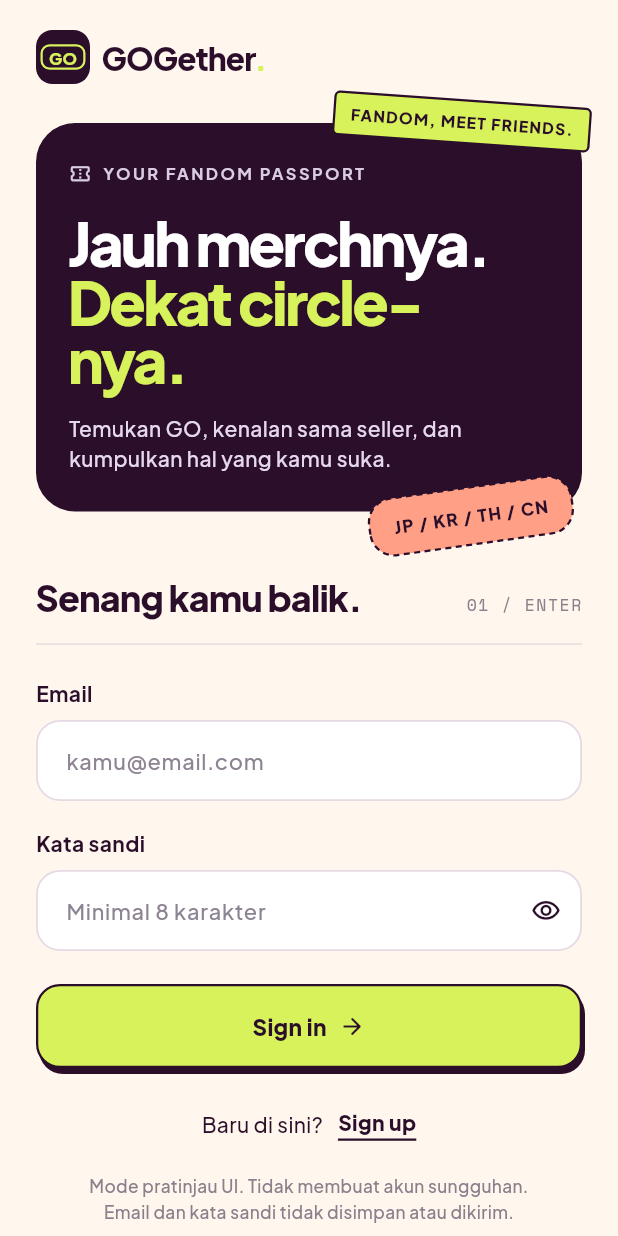
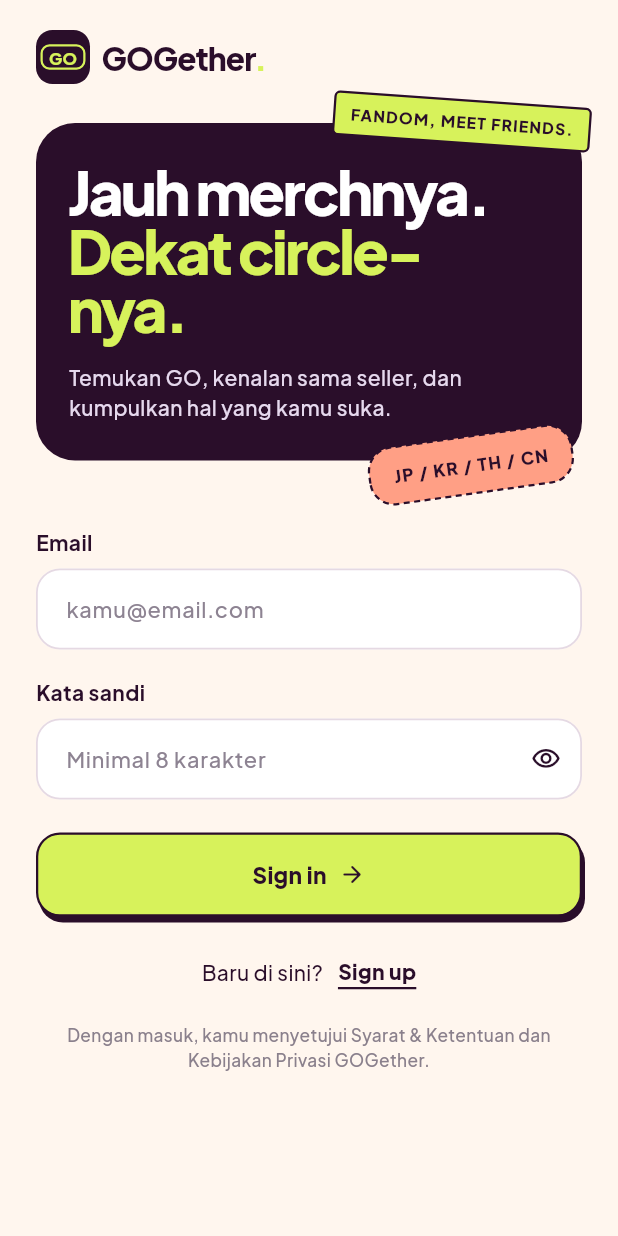
Before and after one commit to alisyiacc/Go-Gether, a Flutter app: the screen it shows after launch, on a phone screen of 412 x 824 dp. Run offline on Flutter 3.47's test engine with Material 3 defaults, Android fonts, the phone set to English and light mode, and no system bars; our stand-ins replace google_fonts, image_picker.

Commit message:
update page sign in

```diff
--- a/lib/features/auth/presentation/pages/sign_in_page.dart
+++ b/lib/features/auth/presentation/pages/sign_in_page.dart
@@ -33,8 +33,8 @@ class _SignInPageState extends State<SignInPage> {
   @override
   Widget build(BuildContext context) {
     return AuthScaffold(
-      title: 'Senang kamu balik.',
-      stepLabel: '01 / ENTER',
+      footnote: 'Dengan masuk, kamu menyetujui Syarat & Ketentuan dan '
+          'Kebijakan Privasi GOGether.',
       children: [
         AuthTextField(
           label: 'Email',
--- a/lib/features/auth/presentation/pages/sign_up_page.dart
+++ b/lib/features/auth/presentation/pages/sign_up_page.dart
@@ -30,16 +30,16 @@ class _SignUpPageState extends State<SignUpPage> {
     super.dispose();
   }
 
-  void _onSignUp() {    ProfileStore.setName(_nameController.text);
-    // Mode pratinjau UI: langsung masuk ke beranda tanpa pendaftaran.
+  void _onSignUp() {
+    ProfileStore.setName(_nameController.text);
+    // TODO: sambungkan ke pendaftaran akun sebelum rilis.
     Navigator.of(context).pushReplacementNamed('/home');
   }
 
   @override
   Widget build(BuildContext context) {
     return AuthScaffold(
-      title: 'Bikin paspormu.',
-      stepLabel: '02 / JOIN',
+      footnote: 'Nama panggilanmu bisa diubah kapan saja di Pengaturan akun.',
       children: [
         AuthTextField(
           label: 'Nama panggilan',
@@ -112,7 +112,7 @@ class _AgreementRow extends StatelessWidget {
           const SizedBox(width: 12),
           Expanded(
             child: Text(
-              'Saya setuju mencoba GOGether dalam mode pratinjau.',
+              'Saya setuju dengan Syarat & Ketentuan dan Kebijakan Privasi GOGether.',
               style: GoogleFonts.plusJakartaSans(
                 fontSize: 14,
                 height: 1.35,
--- a/lib/features/auth/presentation/widgets/auth_scaffold.dart
+++ b/lib/features/auth/presentation/widgets/auth_scaffold.dart
@@ -2,22 +2,19 @@ import 'package:flutter/material.dart';
 import 'package:google_fonts/google_fonts.dart';
 
 import '../../../../core/theme/app_colors.dart';
-import '../../../../core/theme/app_theme.dart';
 import '../../../../shared/widgets/gogether_logo.dart';
 import 'passport_hero_card.dart';
 
 /// Kerangka bersama halaman Sign in & Sign up:
-/// logo, hero card, judul section, [children] (form), dan catatan pratinjau.
+/// logo, hero card, [children] (form), dan catatan kecil [footnote].
 class AuthScaffold extends StatelessWidget {
   const AuthScaffold({
     super.key,
-    required this.title,
-    required this.stepLabel,
+    required this.footnote,
     required this.children,
   });
 
-  final String title;
-  final String stepLabel;
+  final String footnote;
   final List<Widget> children;
 
   @override
@@ -37,36 +34,12 @@ class AuthScaffold extends StatelessWidget {
                   const GogetherLogo(),
                   const SizedBox(height: 26),
                   const PassportHeroCard(),
-                  const SizedBox(height: 40),
-                  Row(
-                    crossAxisAlignment: CrossAxisAlignment.end,
-                    children: [
-                      Expanded(
-                        child: Text(
-                          title,
-                          style: GoogleFonts.plusJakartaSans(
-                            fontSize: 24,
-                            fontWeight: FontWeight.w800,
-                            letterSpacing: -0.6,
-                            color: AppColors.ink,
-                          ),
-                        ),
-                      ),
-                      Padding(
-                        padding: const EdgeInsets.only(bottom: 4),
-                        child: Text(stepLabel, style: AppTheme.mono()),
-                      ),
-                    ],
-                  ),
-                  const SizedBox(height: 14),
-                  const Divider(height: 1, thickness: 1.2, color: AppColors.divider),
-                  const SizedBox(height: 22),
+                  const SizedBox(height: 44),
                   ...children,
                   const SizedBox(height: 22),
                   Center(
                     child: Text(
-                      'Mode pratinjau UI. Tidak membuat akun sungguhan.\n'
-                      'Email dan kata sandi tidak disimpan atau dikirim.',
+                      footnote,
                       textAlign: TextAlign.center,
                       style: GoogleFonts.plusJakartaSans(
                         fontSize: 11.5,
--- a/lib/features/auth/presentation/widgets/passport_hero_card.dart
+++ b/lib/features/auth/presentation/widgets/passport_hero_card.dart
@@ -4,7 +4,7 @@ import 'package:google_fonts/google_fonts.dart';
 import '../../../../core/theme/app_colors.dart';
 import '../../../../shared/widgets/sticker.dart';
 
-/// Kartu hero gelap "Your Fandom Passport" beserta dua stiker.
+/// Kartu hero gelap "Jauh merchnya. Dekat circle-nya." beserta dua stiker.
 class PassportHeroCard extends StatelessWidget {
   const PassportHeroCard({super.key});
 
@@ -30,26 +30,6 @@ class PassportHeroCard extends StatelessWidget {
           child: Column(
             crossAxisAlignment: CrossAxisAlignment.start,
             children: [
-              Row(
-                children: [
-                  const Icon(
-                    Icons.confirmation_number_outlined,
-                    size: 15,
-                    color: AppColors.heroLabel,
-                  ),
-                  const SizedBox(width: 7),
-                  Text(
-                    'YOUR FANDOM PASSPORT',
-                    style: GoogleFonts.plusJakartaSans(
-                      fontSize: 11,
-                      fontWeight: FontWeight.w700,
-                      letterSpacing: 1.6,
-                      color: AppColors.heroLabel,
-                    ),
-                  ),
-                ],
-              ),
-              const SizedBox(height: 18),
               Text(
                 'Jauh merchnya.',
                 style: headline.copyWith(color: AppColors.white),
--- a/lib/features/home/presentation/pages/agenda_page.dart
+++ b/lib/features/home/presentation/pages/agenda_page.dart
@@ -56,8 +56,7 @@ class _AgendaPageState extends State<AgendaPage> {
                   const PageHeader(title: 'Agenda pop-up'),
                   const SizedBox(height: 18),
                   Text(
-                    'Dari luar negeri, buat wishlist kamu. Informasi event di '
-                    'pratinjau merupakan contoh.',
+                    'Tempat jajan, buat wishlist kamu',
                     style: GoogleFonts.plusJakartaSans(
                       fontSize: 14,
                       height: 1.5,
--- a/lib/features/home/presentation/pages/notifications_page.dart
+++ b/lib/features/home/presentation/pages/notifications_page.dart
@@ -66,7 +66,7 @@ class NotificationsPage extends StatelessWidget {
                   ],
                   const SizedBox(height: 2),
                   Text(
-                    'Contoh notifikasi sistem pada mode pratinjau.',
+                    'Info penting',
                     style: GoogleFonts.plusJakartaSans(
                       fontSize: 12,
                       fontWeight: FontWeight.w500,
```
